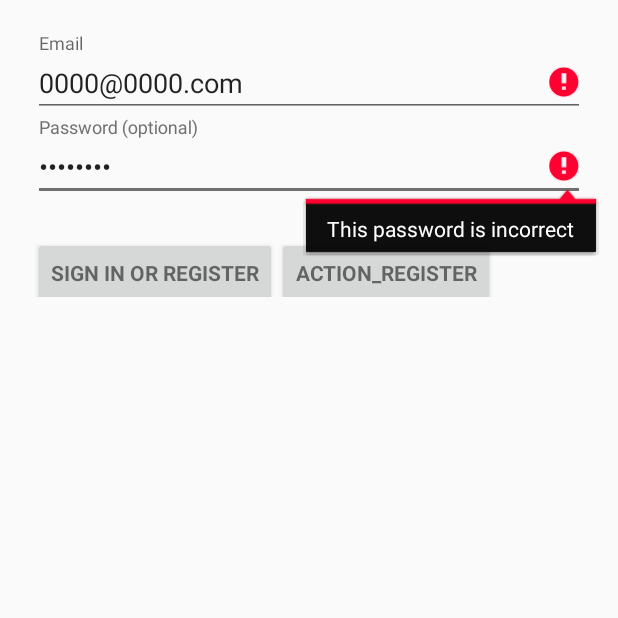
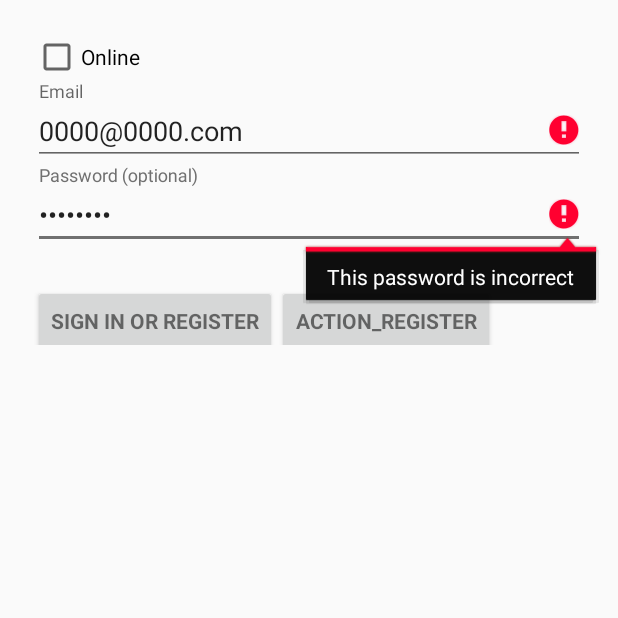
Before and after one commit to danielss24/DADM_4, an Android app: the screen it shows after launch (LoginActivity), after a tap on "SIGN IN OR REGISTER", on a phone screen of 412 x 824 dp, the top half of it. Run offline under Robolectric (Android 15) with nearby library versions, the phone set to English and light mode, and no system bars; 2 statements that could not run were skipped.

Commit message:
Login y Register DONE con FB.

```diff
--- a/app/src/main/java/com/example/cuatroenraya/activities/LoginActivity.kt
+++ b/app/src/main/java/com/example/cuatroenraya/activities/LoginActivity.kt
@@ -24,7 +24,9 @@ import android.widget.TextView
 import java.util.ArrayList
 import android.Manifest.permission.READ_CONTACTS
 import android.content.Intent
+import android.content.SharedPreferences
 import com.example.cuatroenraya.R
+import com.example.cuatroenraya.firebase.FBDataBase
 import com.example.cuatroenraya.model.RoundRepository
 import com.example.cuatroenraya.model.RoundRepositoryFactory
 
@@ -43,16 +45,10 @@ class LoginActivity : AppCompatActivity(), LoaderCallbacks<Cursor> {
         val repository = RoundRepositoryFactory.createRepository(this)
         val loginRegisterCallback = object : RoundRepository.LoginRegisterCallback {
             override fun onLogin(playerUuid: String) {
+
                 SettingsActivity.setPlayerUUID(this@LoginActivity, playerUuid)
-                SettingsActivity.setPlayerName(
-                    this@LoginActivity,
-                    email.text.toString()
-                )
-                startActivity(
-                    Intent(
-                        this@LoginActivity,MainActivity::class.java
-                    )
-                )
+                SettingsActivity.setPlayerName(this@LoginActivity, email.text.toString())
+                startActivity(Intent(this@LoginActivity,MainActivity::class.java))
                 finish()
             }
 
@@ -63,14 +59,14 @@ class LoginActivity : AppCompatActivity(), LoaderCallbacks<Cursor> {
             }
         }
         when (type) {
-            "login" -> repository?.login(
-                email.text.toString(),
-                password.text.toString(), loginRegisterCallback
-            )
-            "register" -> repository?.register(
-                email.text.toString(),
-                password.text.toString(), loginRegisterCallback
-            )
+            "login" -> {
+                SettingsActivity.setOnlineMode(this,OnlineCheckBox.isChecked)
+                repository?.login(email.text.toString(), password.text.toString(), loginRegisterCallback)
+            }
+            "register" -> {
+                SettingsActivity.setOnlineMode(this,OnlineCheckBox.isChecked)
+                repository?.register(email.text.toString(), password.text.toString(), loginRegisterCallback)
+            }
         }
     }
 
--- a/app/src/main/java/com/example/cuatroenraya/activities/RoundFragment.kt
+++ b/app/src/main/java/com/example/cuatroenraya/activities/RoundFragment.kt
@@ -147,16 +147,14 @@ class RoundFragment : Fragment(), PartidaListener {
         val resetButton = view!!.findViewById(R.id.reset_round_fab) as FloatingActionButton
         resetButton.setOnClickListener(View.OnClickListener {
             if (round.board.getEstado() !== Tablero.EN_CURSO) {
-                Snackbar.make(view as View,
-                    R.string.round_already_finished, Snackbar.LENGTH_SHORT).show()
+                Snackbar.make(view as View,R.string.round_already_finished, Snackbar.LENGTH_SHORT).show()
                 return@OnClickListener
             }
             var tableroTMP = TableroConecta4()
             round.board.stringToTablero(tableroTMP.tableroToString())
             listener?.onRoundUpdated(round)
             board_erview.invalidate()
-            Snackbar.make(view as View, R.string.round_restarted,
-                Snackbar.LENGTH_SHORT).show()
+            Snackbar.make(view as View, R.string.round_restarted,Snackbar.LENGTH_SHORT).show()
         })
     }
 
--- a/app/src/main/java/com/example/cuatroenraya/activities/SettingsActivity.kt
+++ b/app/src/main/java/com/example/cuatroenraya/activities/SettingsActivity.kt
@@ -239,6 +239,7 @@ class SettingsActivity : AppCompatPreferenceActivity() {
 
         val PLAYERUUID = ""
         val PLAYER_NAME = "3"
+        var ONLINE = "OnlineMode"
 
         /**
          * Helper method to determine if the device has an extra-large screen. For
@@ -272,6 +273,16 @@ class SettingsActivity : AppCompatPreferenceActivity() {
                     .getString(preference.key, "")
             )
         }
+        fun setOnlineMode(context: Context, mode: Boolean) {
+            val sharedPreferences = PreferenceManager.getDefaultSharedPreferences(context)
+            val editor = sharedPreferences.edit()
+            editor.putBoolean(SettingsActivity.ONLINE, mode)
+            editor.commit()
+        }
+
+        fun getOnlineMode(context: Context?): Boolean {
+            return PreferenceManager.getDefaultSharedPreferences(context).getBoolean(ONLINE, false)
+        }
 
         fun setPlayerUUID(context: Context, playerUuid: String) {
             val sharedPreferences = PreferenceManager
@@ -290,13 +301,11 @@ class SettingsActivity : AppCompatPreferenceActivity() {
         }
 
         fun getPlayerUUID(context: Context?): String {
-            return PreferenceManager.getDefaultSharedPreferences(context)
-                .getString(PLAYERUUID, "")
+            return PreferenceManager.getDefaultSharedPreferences(context).getString(PLAYERUUID, "")
         }
 
         fun getPlayerName(context: Context): String {
-            return PreferenceManager.getDefaultSharedPreferences(context)
-                .getString(PLAYER_NAME, "")
+            return PreferenceManager.getDefaultSharedPreferences(context).getString(PLAYER_NAME, "")
         }
 
     }
--- a/app/src/main/java/com/example/cuatroenraya/database/DataBase.kt
+++ b/app/src/main/java/com/example/cuatroenraya/database/DataBase.kt
@@ -2,9 +2,11 @@ package com.example.cuatroenraya.database
 
 import android.content.ContentValues
 import android.content.Context
+import android.content.SharedPreferences
 import android.database.SQLException
 import android.database.sqlite.SQLiteDatabase
 import android.database.sqlite.SQLiteOpenHelper
+import android.preference.PreferenceManager
 import android.util.Log
 import com.example.cuatroenraya.model.RoundRepository
 import com.example.cuatroenraya.database.RoundCursorWrapper
@@ -66,9 +68,7 @@ class DataBase(context: Context) : RoundRepository {
         db?.close()
     }
 
-    override fun login(
-        playername: String, playerpassword: String, callback:
-        RoundRepository.LoginRegisterCallback
+    override fun login(playername: String, playerpassword: String, callback:RoundRepository.LoginRegisterCallback
     ) {
         Log.d(DEBUG_TAG, "Login $playername")
         val cursor = db!!.query(
@@ -147,7 +147,7 @@ class DataBase(context: Context) : RoundRepository {
     }
 
     companion object {
-        private val DATABASE_NAME = "er.db"
+        private val DATABASE_NAME = "conectacuatro.db"
         private val DATABASE_VERSION = 1
     }
 
--- a/app/src/main/java/com/example/cuatroenraya/model/RoundRepositoryFactory.kt
+++ b/app/src/main/java/com/example/cuatroenraya/model/RoundRepositoryFactory.kt
@@ -1,14 +1,17 @@
 package com.example.cuatroenraya.model
 
 import android.content.Context
+import android.content.SharedPreferences
+import android.preference.PreferenceManager
 import com.example.cuatroenraya.database.DataBase
+import com.example.cuatroenraya.firebase.FBDataBase
 
 
 object RoundRepositoryFactory {
-    private val LOCAL = true
     fun createRepository(context: Context): RoundRepository? {
         val repository: RoundRepository
-        repository = if (LOCAL) DataBase(context) else DataBase(context)
+        var OnlineMode = PreferenceManager.getDefaultSharedPreferences(context).getBoolean("OnlineMode",false)
+        repository = if (OnlineMode == true) FBDataBase() else DataBase(context)
         try {
             repository.open()
         } catch (e: Exception) {
--- a/app/src/main/res/layout/activity_login.xml
+++ b/app/src/main/res/layout/activity_login.xml
@@ -18,6 +18,7 @@
             android:layout_height="wrap_content"
             android:layout_marginBottom="8dp"
             android:visibility="gone"/>
+
     <ScrollView
             android:id="@+id/login_form"
             android:layout_width="match_parent"
@@ -27,6 +28,12 @@
                 android:layout_width="match_parent"
                 android:layout_height="wrap_content"
                 android:orientation="vertical">
+            <CheckBox
+                    android:text="Online"
+                    android:layout_width="match_parent"
+                    android:layout_height="wrap_content"
+                    android:id="@+id/OnlineCheckBox"
+            />
             <android.support.design.widget.TextInputLayout
                     android:layout_width="match_parent"
                     android:layout_height="wrap_content">
```
Also changed, not shown: app/src/main/java/com/example/cuatroenraya/firebase/FBDataBase.kt (+15 -11 lines).
